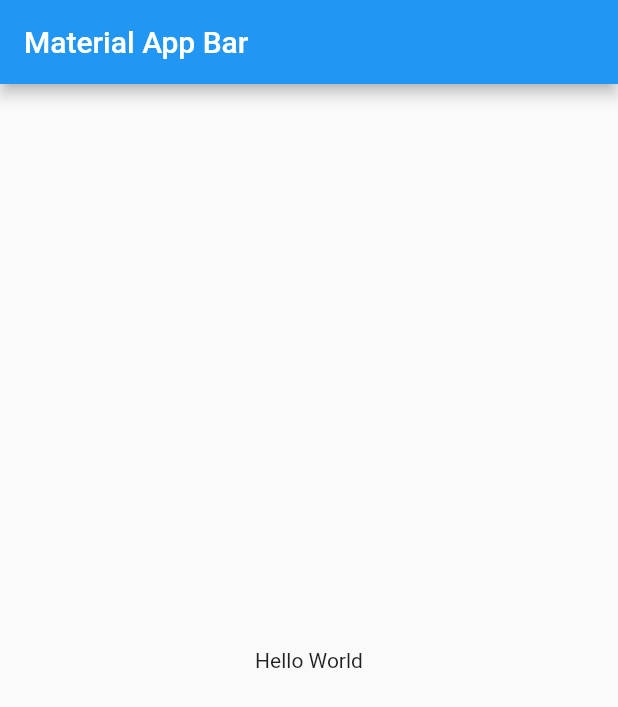
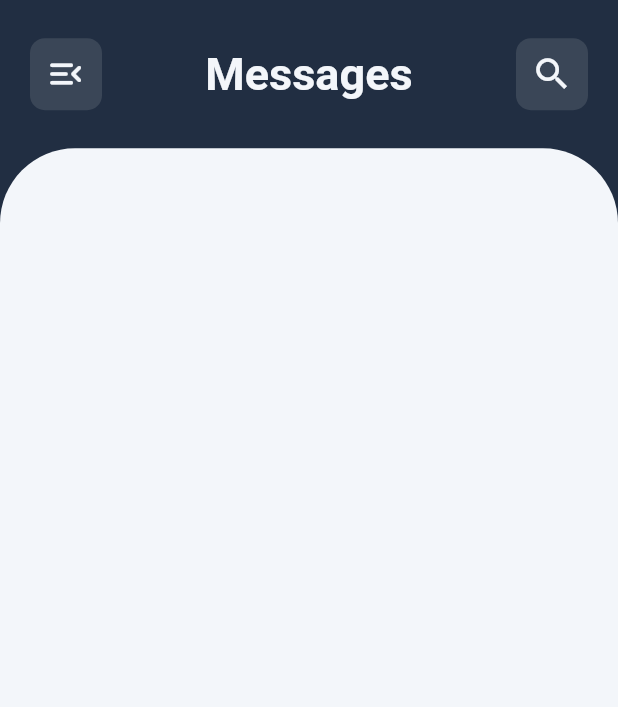
Before and after one commit to jasimameen/leske_chat, a Flutter app: the screen it shows after launch, on a phone screen of 412 x 824 dp. Shown: the top 707 px of the screen. Run offline on Flutter 3.47's test engine with Material 2 defaults, Android fonts, the phone set to English and light mode, and no system bars; Roboto replaces fonts that are missing (uroob).

Commit message:
appBar done

```diff
--- a/lib/presentation/core/colors.dart
+++ b/lib/presentation/core/colors.dart
@@ -9,12 +9,17 @@ extension HexString on String {
 }
 
 class AppColors {
-  static const Color kBackgroundLight = Color(0xfff3f6fa);
-  static const Color kBackgroundDark = Color(0xff212e42);
+  static const Color primaryBackground = Color(0xff212e42);
+  static const Color secondaryBackground = Color(0xfff3f6fa);
 
-  static const Color kPrimaryTextColor = Color(0xfff3f6fa);
-  static const Color kSecondaryTextColor = Color(0xff999fa3);
+  // Text
+  static const Color primaryText = Color(0xfff3f6fa);
+  static const Color secondaryText = Color(0xff999fa3);
 
-  static const Color kAccentColor1 = Color(0xff9c5140);
-  static const Color kAccentColor2 = Color(0xffb98463);
+  static const Color accentColor1 = Color(0xff9c5140);
+  static const Color accentColor2 = Color(0xFFB98463);
+
+  // Button
+  static const Color btnForeground = Color(0xfff3f6fa);
+  static const Color btnBackground = Color.fromARGB(54, 153, 159, 163);
 }
--- /dev/null
+++ b/lib/presentation/core/constands.dart
@@ -0,0 +1,4 @@
+// empy Space
+import 'package:flutter/cupertino.dart';
+
+const kWidth = SizedBox(width: 10);
--- /dev/null
+++ b/lib/presentation/home/screen_home.dart
@@ -0,0 +1,29 @@
+import 'package:flutter/material.dart';
+import 'package:leske_chat/presentation/core/colors.dart';
+import 'package:leske_chat/presentation/home/widgets/home_app_bar.dart';
+
+class ScreenHome extends StatelessWidget {
+  const ScreenHome({Key? key}) : super(key: key);
+
+  @override
+  Widget build(BuildContext context) {
+    return SafeArea(
+      child: Column(
+        children: [
+          HomeAppBar(),
+          Expanded(
+            child: Container(
+              decoration: BoxDecoration(
+                color: AppColors.secondaryBackground,
+                borderRadius: BorderRadius.only(
+                  topLeft: Radius.circular(50),
+                  topRight: Radius.circular(50),
+                ),
+              ),
+            ),
+          ),
+        ],
+      ),
+    );
+  }
+}
--- /dev/null
+++ b/lib/presentation/home/widgets/home_app_bar.dart
@@ -0,0 +1,43 @@
+import 'package:flutter/material.dart';
+import 'package:flutter/widgets.dart';
+import 'package:leske_chat/presentation/core/colors.dart';
+import 'package:leske_chat/presentation/core/constands.dart';
+import 'package:leske_chat/presentation/widgets/custom_icon_btn.dart';
+
+class HomeAppBar extends StatelessWidget {
+  const HomeAppBar({Key? key}) : super(key: key);
+
+  @override
+  Widget build(BuildContext context) {
+    final Size screenSize = MediaQuery.of(context).size;
+
+    final double marginwidth = 20;
+
+    return SizedBox(
+      width: screenSize.width,
+      height: screenSize.height * .12,
+      child: Row(
+        mainAxisAlignment: MainAxisAlignment.spaceBetween,
+        children: [
+          CustomIconBtn(
+            icon: Icons.menu_open_rounded,
+            margin: EdgeInsets.only(left: marginwidth),
+          ),
+          Text(
+            "Messages",
+            style: TextStyle(
+              color: AppColors.primaryText,
+              fontSize: 30,
+              fontWeight: FontWeight.bold,
+              fontFamily: 'uroob',
+            ),
+          ),
+          CustomIconBtn(
+            icon: Icons.search,
+            margin: EdgeInsets.only(right: marginwidth),
+          ),
+        ],
+      ),
+    );
+  }
+}
--- a/lib/presentation/main/my_app.dart
+++ b/lib/presentation/main/my_app.dart
@@ -1,4 +1,6 @@
 import 'package:flutter/material.dart';
+import 'package:leske_chat/presentation/core/colors.dart';
+import 'package:leske_chat/presentation/home/screen_home.dart';
 
 class MyApp extends StatelessWidget {
   const MyApp({Key? key}) : super(key: key);
@@ -9,14 +11,9 @@ class MyApp extends StatelessWidget {
       debugShowCheckedModeBanner: false,
       title: 'LeskeChat',
       home: Scaffold(
-        appBar: AppBar(
-          title: Text('Material App Bar'),
-        ),
-        body: Center(
-          child: Container(
-            child: Text('Hello World'),
-          ),
-        ),
+        extendBody: true,
+        backgroundColor: AppColors.primaryBackground,
+        body: ScreenHome(),
       ),
     );
   }
--- /dev/null
+++ b/lib/presentation/widgets/custom_icon_btn.dart
@@ -0,0 +1,30 @@
+import 'package:flutter/widgets.dart';
+
+import '../core/colors.dart';
+
+class CustomIconBtn extends StatelessWidget {
+  final IconData icon;
+  final EdgeInsetsGeometry? margin;
+  const CustomIconBtn({
+    Key? key,
+    required this.icon,
+    this.margin,
+  }) : super(key: key);
+
+  @override
+  Widget build(BuildContext context) {
+    return Container(
+      padding: EdgeInsets.all(10),
+      margin: margin,
+      decoration: BoxDecoration(
+        color: AppColors.btnBackground,
+        borderRadius: BorderRadius.circular(10),
+      ),
+      child: Icon(
+        icon,
+        size: 28,
+        color: AppColors.btnForeground,
+      ),
+    );
+  }
+}
```
